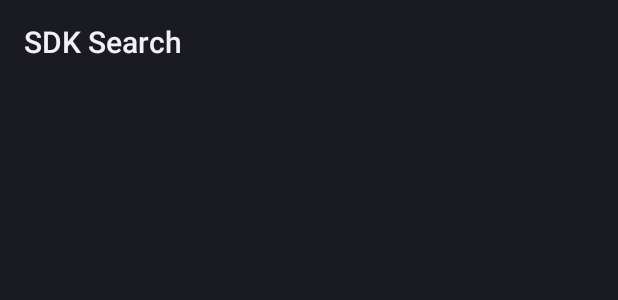
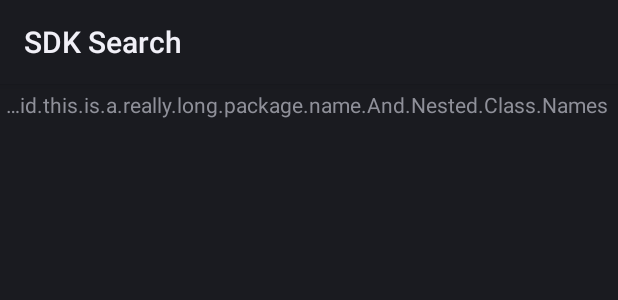
Before and after one commit to JakeWharton/SdkSearch, an Android app: the layout item.xml on its own in the app's theme, with its tools: preview values and no code run, on a phone screen of 412 x 824 dp. Shown: the top 300 px of the screen. Run offline under Robolectric (Android 15) with nearby library versions, the phone set to English and light mode, and no system bars.

Commit message:
Ensure names stay on a single line and ellipsize the package.

```diff
--- a/frontend/src/main/res/layout/item.xml
+++ b/frontend/src/main/res/layout/item.xml
@@ -1,8 +1,12 @@
 <?xml version="1.0" encoding="utf-8"?>
 <TextView
     xmlns:android="http://schemas.android.com/apk/res/android"
+    xmlns:tools="http://schemas.android.com/tools"
     android:layout_width="match_parent"
     android:layout_height="wrap_content"
+    android:background="?android:attr/selectableItemBackground"
+    android:ellipsize="start"
     android:padding="4dp"
-    android:background="?android:attr/selectableItemBackground"
+    android:singleLine="true"
+    tools:text="android.this.is.a.really.long.package.name.And.Nested.Class.Names"
     />
```
